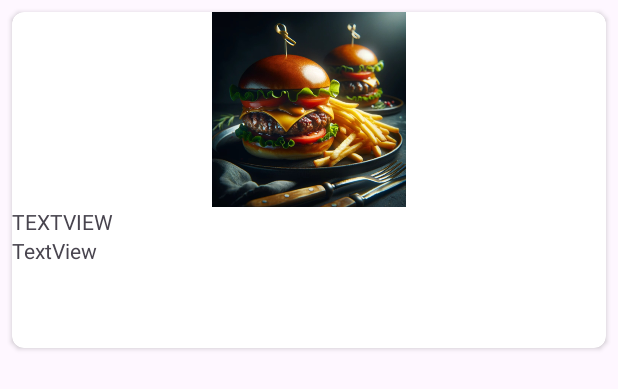
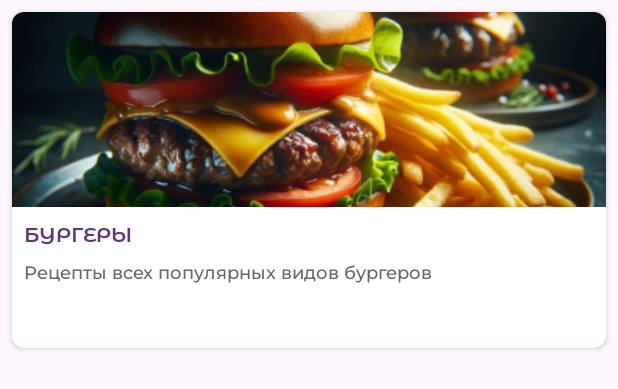
Before and after one commit to 4meech/RecipeApp, an Android app: the layout item_category.xml on its own in the app's theme, with its tools: preview values and no code run, on a phone screen of 412 x 824 dp. Shown: the top 389 px of the screen. Run offline under Robolectric (Android 15) with nearby library versions, the phone set to English and light mode, and no system bars.

Commit message:
RA-07-02: code style improvements, preview tag for RecyclerView

```diff
--- a/app/src/main/res/layout/fragment_list_categories.xml
+++ b/app/src/main/res/layout/fragment_list_categories.xml
@@ -15,7 +15,7 @@
             android:id="@+id/ivHeader"
             android:layout_width="wrap_content"
             android:layout_height="wrap_content"
-            android:contentDescription="Header Image"
+            android:contentDescription="@string/cd_category_header"
             android:scaleType="center"
             app:layout_constraintEnd_toEndOf="parent"
             app:layout_constraintStart_toStartOf="parent"
@@ -23,18 +23,17 @@
             app:srcCompat="@drawable/burger" />
 
         <TextView
+            android:id="@+id/tvHeaderTitle"
             style="@style/StyleHeaderTextTitle"
-            android:id="@+id/tvHeaderTitle"
             android:layout_width="wrap_content"
             android:layout_height="wrap_content"
             android:layout_marginStart="@dimen/main_space_16"
             android:layout_marginBottom="@dimen/main_space_16"
+            android:background="@drawable/shape_rounded_header_title"
             android:padding="@dimen/dim_10"
-            android:background="@drawable/shape_rounded_header_title"
-            android:text="burgers\nдлинные бургеры"
             app:layout_constraintBottom_toBottomOf="parent"
-            app:layout_constraintStart_toStartOf="parent" />
-
+            app:layout_constraintStart_toStartOf="parent"
+            tools:text="burgers\nдлинные бургеры" />
 
     </androidx.constraintlayout.widget.ConstraintLayout>
 
@@ -42,13 +41,12 @@
         android:id="@+id/rvCategories"
         android:layout_width="match_parent"
         android:layout_height="match_parent"
-        android:layout_marginTop="@dimen/main_space_16"
         android:layout_marginHorizontal="@dimen/main_space_half_8"
         android:layout_marginVertical="@dimen/main_space_half_8"
+        android:layout_marginTop="@dimen/main_space_16"
+        app:layoutManager="androidx.recyclerview.widget.GridLayoutManager"
+        app:spanCount="2"
         tools:itemCount="6"
-        app:spanCount="2"
-        app:layoutManager="androidx.recyclerview.widget.GridLayoutManager"
-        />
-
+        tools:listitem="@layout/item_category" />
 
 </LinearLayout>
--- a/app/src/main/res/layout/item_category.xml
+++ b/app/src/main/res/layout/item_category.xml
@@ -1,14 +1,14 @@
 <?xml version="1.0" encoding="utf-8"?>
 <androidx.cardview.widget.CardView xmlns:android="http://schemas.android.com/apk/res/android"
     xmlns:app="http://schemas.android.com/apk/res-auto"
+    xmlns:tools="http://schemas.android.com/tools"
     android:layout_width="match_parent"
-    android:layout_height="224dp"
-    android:layout_marginBottom="0dp"
+    android:layout_height="@dimen/dim_224"
     android:layout_marginHorizontal="@dimen/main_space_half_8"
     android:layout_marginVertical="@dimen/main_space_half_8"
+    android:background="?attr/selectableItemBackground"
     android:clickable="true"
     android:focusable="true"
-    android:background="?attr/selectableItemBackground"
     app:cardCornerRadius="@dimen/main_space_half_8">
 
     <LinearLayout
@@ -19,24 +19,32 @@
         <ImageView
             android:id="@+id/ivCategory"
             android:layout_width="match_parent"
-                android:layout_height="130dp"
-                android:contentDescription="Category Image"
-                app:srcCompat="@drawable/burger" />
+            android:layout_height="@dimen/dim_130dp"
+            android:contentDescription="@string/cd_category_image"
+            android:scaleType="centerCrop"
+            tools:srcCompat="@drawable/burger" />
 
         <TextView
             android:id="@+id/tvCardCategoryName"
+            style="@style/StyleCardTextTitle"
             android:layout_width="match_parent"
             android:layout_height="wrap_content"
-                android:contentDescription="Category Image Title"
+            android:contentDescription="@string/cd_category_image_title"
+            android:paddingStart="@dimen/main_space_half_8"
+            android:paddingTop="@dimen/main_space_half_8"
+            android:paddingEnd="@dimen/main_space_half_8"
             android:textAllCaps="true"
             android:textSize="@dimen/text_size_14"
-                android:text="TextView" />
+            tools:text="Бургеры" />
 
         <TextView
             android:id="@+id/tvCardCategoryDescription"
+            style="@style/StyleCardTextDescription"
             android:layout_width="match_parent"
             android:layout_height="wrap_content"
-                android:text="TextView" />
+            android:contentDescription="@string/cd_category_description_text"
+            android:padding="@dimen/main_space_half_8"
+            tools:text="Рецепты всех популярных видов бургеров" />
 
     </LinearLayout>
 </androidx.cardview.widget.CardView>
--- a/app/src/main/res/values/colors.xml
+++ b/app/src/main/res/values/colors.xml
@@ -6,4 +6,5 @@
     <color name="button_fav_color">#E13E3E</color>
     <color name="common_background_color">#F4FAFF</color>
     <color name="header_text_color">#5F3678</color>
+    <color name="card_category_description_text_color">#666666</color>
 </resources>
--- a/app/src/main/res/values/dimens.xml
+++ b/app/src/main/res/values/dimens.xml
@@ -1,9 +1,8 @@
 <?xml version="1.0" encoding="utf-8"?>
 <resources>
+    <dimen name="text_size_12">12sp</dimen>
     <dimen name="text_size_14">14sp</dimen>
     <dimen name="text_size_20">20sp</dimen>
-
-
     <dimen name="main_space_16">16dp</dimen>
     <dimen name="main_space_half_8">8dp</dimen>
     <dimen name="dim_0">0dp</dimen>
@@ -11,5 +10,5 @@
     <dimen name="dim_4">4dp</dimen>
     <dimen name="dim_10">10dp</dimen>
     <dimen name="dim_224">224dp</dimen>
-
+    <dimen name="dim_130dp">130dp</dimen>
 </resources>
--- a/app/src/main/res/values/strings.xml
+++ b/app/src/main/res/values/strings.xml
@@ -2,4 +2,8 @@
     <string name="app_name">RecipeApp</string>
     <string name="title_categories">категории</string>
     <string name="title_favorite">избранное</string>
+    <string name="cd_category_header">Header Image</string>
+    <string name="cd_category_image">Category Image</string>
+    <string name="cd_category_image_title">Category Image Title</string>
+    <string name="cd_category_description_text">Category description text</string>
 </resources>
--- a/app/src/main/res/values/styles.xml
+++ b/app/src/main/res/values/styles.xml
@@ -1,6 +1,6 @@
 <?xml version="1.0" encoding="utf-8"?>
 <resources>
-    <style name="StyleTitle14" parent="TextAppearance.AppCompat">
+    <style name="StyleTitleText14" parent="TextAppearance.AppCompat">
         <item name="fontFamily">@font/montserrat_alternates_semi_bold</item>
         <item name="android:textSize">@dimen/text_size_14</item>
         <item name="android:textColor">@color/white_color</item>
@@ -8,7 +8,7 @@
     </style>
 
     <style name="StyleNavButton" parent="Widget.Material3.Button">
-        <item name="android:textAppearance">@style/StyleTitle14</item>
+        <item name="android:textAppearance">@style/StyleTitleText14</item>
         <item name="android:paddingVertical">@dimen/dim_10</item>
         <item name="android:paddingHorizontal">@dimen/dim_10</item>
         <item name="cornerRadius">@dimen/main_space_half_8</item>
@@ -20,4 +20,16 @@
         <item name="android:textColor">@color/header_text_color</item>
         <item name="android:textAllCaps">true</item>
     </style>
+
+    <style name="StyleCardTextTitle" parent="TextAppearance.AppCompat">
+        <item name="fontFamily">@font/montserrat_alternates_semi_bold</item>
+        <item name="android:textSize">@dimen/text_size_14</item>
+        <item name="android:textColor">@color/header_text_color</item>
+    </style>
+
+    <style name="StyleCardTextDescription" parent="TextAppearance.AppCompat">
+        <item name="fontFamily">@font/montserrat_medium</item>
+        <item name="android:textSize">@dimen/text_size_12</item>
+        <item name="android:textColor">@color/card_category_description_text_color</item>
+    </style>
 </resources>
```
Also changed, not shown: app/src/main/res/font/montserrat_medium.ttf (added). Lines whose indentation alone changed are shown as unchanged.
